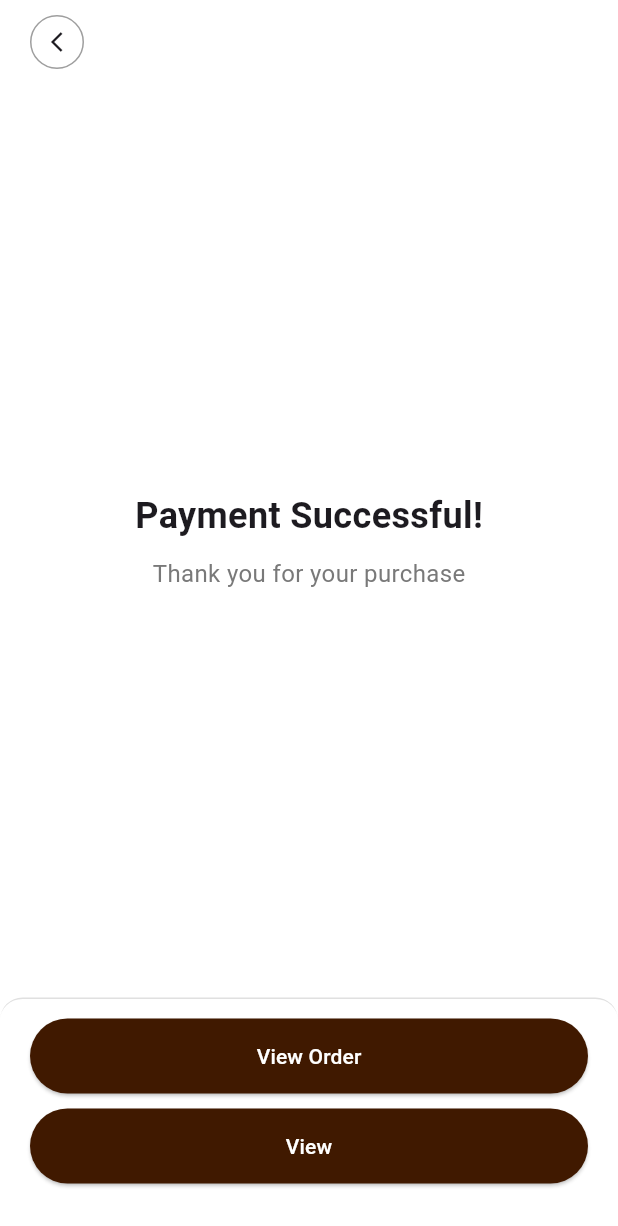
After one commit to Nelson-Chinedu/daza_store, a Flutter app: the SuccessView screen opened directly, on a phone screen of 412 x 824 dp. The commit adds this screen. Shown: the top 1226 px of the screen. Run offline on Flutter 3.47's test engine with Material 3 defaults, Android fonts, the phone set to English and light mode, and no system bars; our stand-ins replace carousel_slider, dotted_border, flutter_slidable, get_it, intl_phone_number_input, lottie and 4 more.

Commit message:
feat: success screen

```diff
--- a/lib/features/dashboard/payment_method/payment_method_view.dart
+++ b/lib/features/dashboard/payment_method/payment_method_view.dart
@@ -92,7 +92,12 @@ class PaymentMethodView extends StatelessWidget {
           ),
           child: SizedBox(
             width: double.infinity,
-            child: Button(label: 'Confirm Payment', onPressed: () {}),
+            child: Button(
+              label: 'Confirm Payment',
+              onPressed: () {
+                model.confirmPayment();
+              },
+            ),
           ),
         ),
       ),
--- a/lib/features/dashboard/payment_method/payment_method_viewmodel.dart
+++ b/lib/features/dashboard/payment_method/payment_method_viewmodel.dart
@@ -1,3 +1,4 @@
+import 'package:daza_store_commerce/features/dashboard/success_view/success_view.dart';
 import 'package:stacked/stacked.dart';
 import 'package:stacked_services/stacked_services.dart';
 
@@ -8,6 +9,18 @@ class PaymentMethodViewModel extends ReactiveViewModel {
     NavigationService().back();
   }
 
+  void confirmPayment() {
+    NavigationService().navigateToView(
+      SuccessView(
+        title: 'Payment Successful!',
+        description: 'Thank you for your purchase',
+        onPrimaryButtonPressed: () {
+          print('work');
+        },
+      ),
+    );
+  }
+
   @override
   List<ListenableServiceMixin> get listenableServices => [];
 }
--- /dev/null
+++ b/lib/features/dashboard/success_view/success_view.dart
@@ -0,0 +1,104 @@
+import 'package:daza_store_commerce/features/dashboard/success_view/success_viewmodel.dart';
+import 'package:daza_store_commerce/shared/widgets/button/button_view.dart';
+import 'package:daza_store_commerce/styles/brand_color.dart';
+import 'package:flutter/material.dart';
+import 'package:stacked/stacked.dart';
+
+class SuccessView extends StatelessWidget {
+  final String title;
+  final String description;
+  final VoidCallback onPrimaryButtonPressed;
+  final VoidCallback? onSecondaryButtonPressed;
+
+  const SuccessView({
+    super.key,
+    required this.title,
+    required this.description,
+    required this.onPrimaryButtonPressed,
+    this.onSecondaryButtonPressed,
+  });
+
+  @override
+  Widget build(BuildContext context) {
+    return ViewModelBuilder<SuccessViewmodel>.reactive(
+      viewModelBuilder: () => SuccessViewmodel(),
+      builder: (context, model, child) {
+        return Scaffold(
+          appBar: AppBar(
+            leading: Padding(
+              padding: const EdgeInsets.only(left: 20),
+              child: GestureDetector(
+                onTap: model.goBack,
+                child: Container(
+                  width: 34,
+                  height: 34,
+                  decoration: BoxDecoration(
+                    shape: BoxShape.circle,
+                    border: Border.all(color: Colors.grey),
+                  ),
+                  child: const Icon(Icons.arrow_back_ios_sharp, size: 16),
+                ),
+              ),
+            ),
+            backgroundColor: Colors.white,
+          ),
+          body: SafeArea(
+            child: Center(
+              child: Column(
+                crossAxisAlignment: CrossAxisAlignment.center,
+                mainAxisAlignment: MainAxisAlignment.center,
+                spacing: 10,
+                children: [
+                  Text(
+                    title,
+                    style: TextStyle(fontSize: 24, fontWeight: FontWeight.bold),
+                  ),
+                  Text(
+                    description,
+                    style: TextStyle(fontSize: 16, color: BrandColors.grey),
+                  ),
+                ],
+              ),
+            ),
+          ),
+          bottomNavigationBar: Container(
+            padding: const EdgeInsets.only(
+              left: 20,
+              right: 20,
+              top: 13,
+              bottom: 35,
+            ),
+            decoration: BoxDecoration(
+              color: Colors.white,
+              border: Border(top: BorderSide(color: BrandColors.lightGrey)),
+              borderRadius: const BorderRadius.only(
+                topLeft: Radius.circular(15),
+                topRight: Radius.circular(15),
+              ),
+            ),
+            child: Column(
+              mainAxisSize: MainAxisSize.min,
+              spacing: 10,
+              children: [
+                SizedBox(
+                  width: double.infinity,
+                  child: Button(
+                    label: 'View Order',
+                    onPressed: onPrimaryButtonPressed,
+                  ),
+                ),
+                SizedBox(
+                  width: double.infinity,
+                  child: Button(
+                    label: 'View',
+                    onPressed: onSecondaryButtonPressed ?? () {},
+                  ),
+                ),
+              ],
+            ),
+          ),
+        );
+      },
+    );
+  }
+}
--- /dev/null
+++ b/lib/features/dashboard/success_view/success_viewmodel.dart
@@ -0,0 +1,13 @@
+import 'package:stacked/stacked.dart';
+import 'package:stacked_services/stacked_services.dart';
+
+class SuccessViewmodel extends ReactiveViewModel {
+  void setup() {}
+
+  void goBack() {
+    NavigationService().back();
+  }
+
+  @override
+  List<ListenableServiceMixin> get listenableServices => [];
+}
--- a/lib/shared/widgets/button/button_view.dart
+++ b/lib/shared/widgets/button/button_view.dart
@@ -3,9 +3,9 @@ import 'package:flutter/material.dart';
 
 class Button extends StatelessWidget {
   final String label;
-  final Function onPressed;
+  final VoidCallback? onPressed;
 
-  const Button({super.key, required this.label, required this.onPressed});
+  const Button({super.key, required this.label, this.onPressed});
 
   @override
   Widget build(BuildContext context) {
@@ -15,7 +15,7 @@ class Button extends StatelessWidget {
         padding: EdgeInsets.all(15),
       ),
       onPressed: () {
-        onPressed();
+        onPressed!();
       },
       child: Text(label, style: TextStyle(color: Colors.white)),
     );
```
